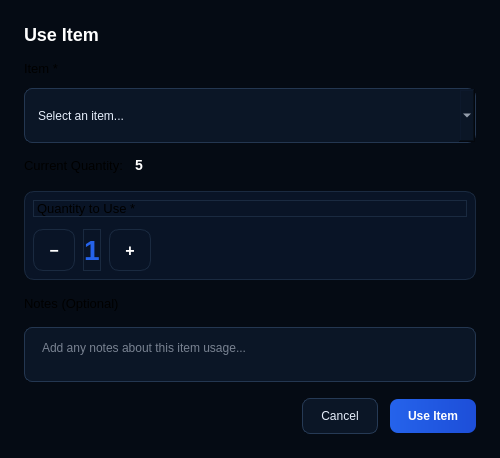
Felipeact/InventoryQtApp, file InventoryQtApp/UseTruckItemDialog.ui: the form before one commit.
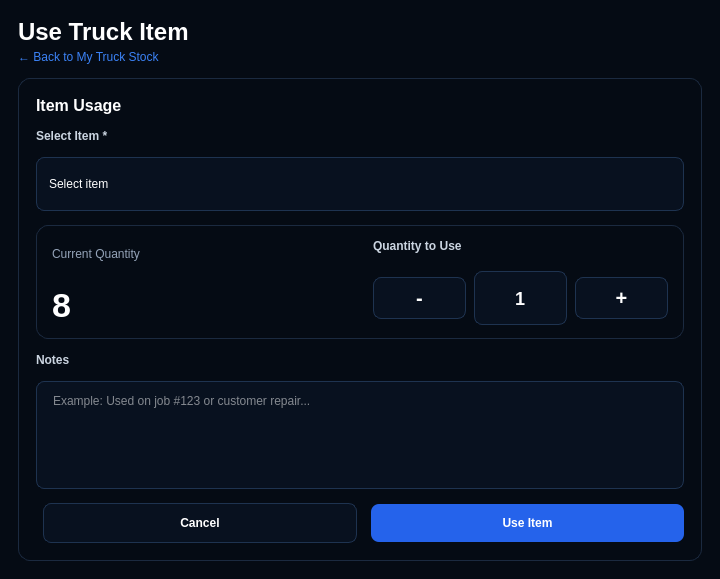
The form after the commit.

The edit to the form file:
```diff
--- a/InventoryQtApp/UseTruckItemDialog.ui
+++ b/InventoryQtApp/UseTruckItemDialog.ui
@@ -6,275 +6,363 @@
             <rect>
                 <x>0</x>
                 <y>0</y>
-                <width>500</width>
-                <height>450</height>
-            </rect>
-        </property>
+				<width>720</width>
+				<height>520</height>
+			</rect>
+		</property>
+
         <property name="windowTitle">
-            <string>Use Item</string>
-        </property>
+			<string>Use Truck Item</string>
+		</property>
+
         <property name="styleSheet">
             <string notr="true">
-QDialog {
-    background-color: #050B14;
-    color: white;
-}
-QLabel#dialogTitle {
-    font-size: 18px;
-    font-weight: 700;
-    color: white;
-}
-QLabel#fieldLabel, QLabel#valueLabel {
-    font-size: 13px;
-    color: #e6eefb;
-}
-QLabel#valueLabel {
-    font-weight: 600;
-    color: white;
-    font-size: 14px;
-}
-QLabel#quantityDisplay {
-    font-size: 28px;
-    font-weight: 700;
-    color: #2563EB;
-    text-align: center;
-}
-QLineEdit, QComboBox, QSpinBox, QPlainTextEdit {
-    background: #0b1626;
-    border: 1px solid #243751;
-    border-radius: 8px;
-    color: #e6eefb;
-    padding: 9px 13px;
-    min-height: 35px;
-}
-QLineEdit:focus, QComboBox:focus, QPlainTextEdit:focus {
-    border: 1px solid #2f80ed;
-    background: #0e1b2f;
-}
-QWidget#quantityCard {
-    background-color: #091426;
-    border: 1px solid #1A2A40;
-    border-radius: 10px;
-    padding: 12px;
-}
-QPushButton#decreaseButton, QPushButton#increaseButton {
-    background-color: #0b1626;
-    border: 1px solid #243751;
-    color: white;
-    border-radius: 6px;
-    font-weight: 700;
-    font-size: 16px;
-    min-width: 40px;
-    min-height: 40px;
-}
-QPushButton#decreaseButton:hover, QPushButton#increaseButton:hover {
-    background-color: #14253d;
-    border-color: #2f80ed;
-}
-QPushButton#useItemButton {
-    background: qlineargradient(x1:0,y1:0,x2:1,y2:0, stop:0 #2563eb, stop:1 #1d4ed8);
-    border: none;
-    color: white;
-    border-radius: 8px;
-    padding: 10px 18px;
-    font-weight: 650;
-}
-QPushButton#useItemButton:hover {
-    background: qlineargradient(x1:0,y1:0,x2:1,y2:0, stop:0 #3b82f6, stop:1 #2563eb);
-}
-QPushButton#cancelButton {
-    background: #0b1626;
-    border: 1px solid #263a55;
-    color: #e6eefb;
-    border-radius: 8px;
-    padding: 10px 18px;
-}
-QPushButton#cancelButton:hover {
-    background: #14253d;
-    border-color: #2f80ed;
-}
-            </string>
-        </property>
+				QDialog#UseTruckItemDialogClass {
+				background-color: #050B14;
+				color: #FFFFFF;
+				font-family: "Segoe UI";
+				}
+
+				QLabel {
+				background: transparent;
+				color: white;
+				}
+
+				QLabel#dialogTitle {
+				font-size: 24px;
+				font-weight: 800;
+				}
+
+				QLabel#backLabel {
+				color: #3B82F6;
+				font-size: 12px;
+				}
+
+				QWidget#formCard,
+				QWidget#quantityCard {
+				background: qlineargradient(
+				x1:0, y1:0,
+				x2:1, y2:1,
+				stop:0 #0B1626,
+				stop:1 #091322
+				);
+				border: 1px solid #1B2A40;
+				border-radius: 12px;
+				}
+
+				QLabel#sectionTitle {
+				font-size: 16px;
+				font-weight: 800;
+				}
+
+				QLabel#fieldLabel,
+				QLabel#itemLabel,
+				QLabel#quantityLabel,
+				QLabel#notesLabel {
+				color: #CBD5E1;
+				font-size: 12px;
+				font-weight: 600;
+				}
+
+				QLabel#currentQtyValue {
+				color: #FFFFFF;
+				font-size: 34px;
+				font-weight: 800;
+				}
+
+				QLabel#currentQtyLabel {
+				color: #94A3B8;
+				font-size: 12px;
+				}
+
+				QComboBox,
+				QSpinBox,
+				QPlainTextEdit {
+				background-color: #08111F;
+				border: 1px solid #1E3350;
+				border-radius: 8px;
+				color: white;
+				padding: 8px 12px;
+				min-height: 36px;
+				font-size: 12px;
+				}
+
+				QComboBox:focus,
+				QSpinBox:focus,
+				QPlainTextEdit:focus {
+				border: 1px solid #2563EB;
+				}
+
+				QComboBox::drop-down {
+				border: none;
+				width: 26px;
+				}
+
+				QPlainTextEdit {
+				min-height: 90px;
+				}
+
+				QSpinBox {
+				font-size: 18px;
+				font-weight: 800;
+				}
+
+				QSpinBox::up-button,
+				QSpinBox::down-button {
+				width: 0px;
+				height: 0px;
+				border: none;
+				}
+
+				QPushButton#minusButton,
+				QPushButton#plusButton {
+				background-color: #08111F;
+				border: 1px solid #1E3350;
+				border-radius: 8px;
+				color: white;
+				min-width: 44px;
+				min-height: 40px;
+				font-size: 20px;
+				font-weight: 800;
+				}
+
+				QPushButton#minusButton:hover,
+				QPushButton#plusButton:hover {
+				border: 1px solid #2563EB;
+				background-color: #111C2D;
+				}
+
+				QPushButton#cancelButton {
+				background-color: #08111F;
+				border: 1px solid #1E3350;
+				border-radius: 8px;
+				color: white;
+				min-height: 38px;
+				min-width: 120px;
+				font-weight: 700;
+				}
+
+				QPushButton#cancelButton:hover {
+				background-color: #111C2D;
+				}
+
+				QPushButton#useButton {
+				background-color: #2563EB;
+				border: none;
+				border-radius: 8px;
+				color: white;
+				min-height: 38px;
+				min-width: 130px;
+				font-weight: 800;
+				}
+
+				QPushButton#useButton:hover {
+				background-color: #1D4ED8;
+				}
+			</string>
+		</property>
+
         <layout class="QVBoxLayout" name="rootLayout">
             <property name="leftMargin">
-                <number>24</number>
+				<number>18</number>
             </property>
             <property name="topMargin">
-                <number>24</number>
+				<number>18</number>
             </property>
             <property name="rightMargin">
-                <number>24</number>
+				<number>18</number>
             </property>
             <property name="bottomMargin">
-                <number>24</number>
+				<number>18</number>
             </property>
             <property name="spacing">
-                <number>16</number>
+				<number>14</number>
             </property>
 
-            <!-- Title -->
+			<item>
+				<layout class="QVBoxLayout" name="titleLayout">
+					<property name="spacing">
+						<number>4</number>
+					</property>
+
             <item>
                 <widget class="QLabel" name="dialogTitle">
                     <property name="text">
-                        <string>Use Item</string>
+								<string>Use Truck Item</string>
                     </property>
                 </widget>
             </item>
 
-            <!-- Item Information -->
             <item>
-                <layout class="QVBoxLayout" name="itemInfoLayout">
+						<widget class="QLabel" name="backLabel">
+							<property name="text">
+								<string>← Back to My Truck Stock</string>
+							</property>
+						</widget>
+					</item>
+				</layout>
+			</item>
+
+			<item>
+				<widget class="QWidget" name="formCard" native="true">
+					<layout class="QVBoxLayout" name="formCardLayout">
+						<property name="leftMargin">
+							<number>18</number>
+						</property>
+						<property name="topMargin">
+							<number>18</number>
+						</property>
+						<property name="rightMargin">
+							<number>18</number>
+						</property>
+						<property name="bottomMargin">
+							<number>18</number>
+						</property>
                     <property name="spacing">
-                        <number>12</number>
+							<number>14</number>
                     </property>
 
-                    <!-- Item -->
+						<item>
+							<widget class="QLabel" name="sectionTitle">
+								<property name="text">
+									<string>Item Usage</string>
+								</property>
+							</widget>
+						</item>
+
                     <item>
                         <widget class="QLabel" name="itemLabel">
                             <property name="text">
-                                <string>Item *</string>
-                            </property>
-                            <property name="styleSheet">
-                                <string notr="true">font-size: 13px;</string>
-                            </property>
-                        </widget>
-                    </item>
+									<string>Select Item *</string>
+								</property>
+							</widget>
+						</item>
+
                     <item>
-                        <widget class="QComboBox" name="itemCombo">
+							<widget class="QComboBox" name="itemComboBox">
                             <item>
                                 <property name="text">
-                                    <string>Select an item...</string>
+										<string>Select item</string>
                                 </property>
                             </item>
                             <item>
                                 <property name="text">
-                                    <string>Wrench Set</string>
+										<string>Capacitor 45/5 μF</string>
                                 </property>
                             </item>
                             <item>
                                 <property name="text">
-                                    <string>Drill Bits</string>
+										<string>Contactor 24V</string>
                                 </property>
                             </item>
                             <item>
                                 <property name="text">
-                                    <string>Safety Gloves</string>
+										<string>Fuse 30A</string>
                                 </property>
                             </item>
                             <item>
                                 <property name="text">
-                                    <string>Hammer</string>
+										<string>Thermostat</string>
                                 </property>
                             </item>
                         </widget>
                     </item>
 
-                    <!-- Current Quantity Label -->
                     <item>
-                        <layout class="QHBoxLayout" name="currentQtyLayout">
+							<widget class="QWidget" name="quantityCard" native="true">
+								<layout class="QHBoxLayout" name="quantityCardLayout">
+									<property name="leftMargin">
+										<number>16</number>
+									</property>
+									<property name="topMargin">
+										<number>14</number>
+									</property>
+									<property name="rightMargin">
+										<number>16</number>
+									</property>
+									<property name="bottomMargin">
+										<number>14</number>
+									</property>
+									<property name="spacing">
+										<number>18</number>
+									</property>
+
+									<item>
+										<layout class="QVBoxLayout" name="currentQtyLayout">
                             <item>
                                 <widget class="QLabel" name="currentQtyLabel">
                                     <property name="text">
-                                        <string>Current Quantity:</string>
-                                    </property>
-                                    <property name="styleSheet">
-                                        <string notr="true">font-size: 13px;</string>
+														<string>Current Quantity</string>
                                     </property>
                                 </widget>
                             </item>
                             <item>
                                 <widget class="QLabel" name="currentQtyValue">
                                     <property name="text">
-                                        <string>5</string>
-                                    </property>
-                                    <property name="styleSheet">
-                                        <string notr="true">font-size: 14px; font-weight: 600; color: white;</string>
+														<string>8</string>
                                     </property>
                                 </widget>
                             </item>
+										</layout>
+									</item>
+
                             <item>
-                                <spacer name="currentQtySpacer">
+										<spacer name="quantitySpacer">
                                     <property name="orientation">
                                         <enum>Qt::Horizontal</enum>
                                     </property>
-                                    <property name="sizeHint" stdset="0">
-                                        <size>
-                                            <width>40</width>
-                                            <height>20</height>
-                                        </size>
-                                    </property>
-                                </spacer>
-                            </item>
-                        </layout>
-                    </item>
-                </layout>
-            </item>
+										</spacer>
+									</item>
 
-            <!-- Quantity Selector Card -->
             <item>
-                <widget class="QWidget" name="quantityCard">
-                    <property name="styleSheet">
-                        <string notr="true">background-color: #091426; border: 1px solid #1A2A40; border-radius: 10px;</string>
-                    </property>
-                    <layout class="QVBoxLayout" name="quantityCardLayout">
-                        <property name="spacing">
-                            <number>12</number>
-                        </property>
-
-                        <!-- Quantity Label -->
+										<layout class="QVBoxLayout" name="useQtyWrapperLayout">
                         <item>
                             <widget class="QLabel" name="quantityLabel">
                                 <property name="text">
-                                    <string>Quantity to Use *</string>
-                                </property>
-                                <property name="styleSheet">
-                                    <string notr="true">font-size: 13px;</string>
+														<string>Quantity to Use</string>
                                 </property>
                             </widget>
                         </item>
 
-                        <!-- Quantity Selector -->
                         <item>
-                            <layout class="QHBoxLayout" name="quantitySelectorLayout">
+												<layout class="QHBoxLayout" name="quantityControlLayout">
                                 <property name="spacing">
                                     <number>8</number>
                                 </property>
+
                                 <item>
-                                    <widget class="QPushButton" name="decreaseButton">
+														<widget class="QPushButton" name="minusButton">
                                         <property name="text">
-                                            <string>−</string>
+																<string>-</string>
                                         </property>
                                     </widget>
                                 </item>
+
                                 <item>
-                                    <widget class="QLabel" name="quantityDisplay">
-                                        <property name="text">
-                                            <string>1</string>
+														<widget class="QSpinBox" name="quantityInput">
+															<property name="minimum">
+																<number>1</number>
+															</property>
+															<property name="maximum">
+																<number>999999</number>
+															</property>
+															<property name="value">
+																<number>1</number>
                                         </property>
                                         <property name="alignment">
                                             <set>Qt::AlignCenter</set>
                                         </property>
                                     </widget>
                                 </item>
+
                                 <item>
-                                    <widget class="QPushButton" name="increaseButton">
+														<widget class="QPushButton" name="plusButton">
                                         <property name="text">
                                             <string>+</string>
                                         </property>
                                     </widget>
                                 </item>
-                                <item>
-                                    <spacer name="quantitySpacer">
-                                        <property name="orientation">
-                                            <enum>Qt::Horizontal</enum>
-                                        </property>
-                                        <property name="sizeHint" stdset="0">
-                                            <size>
-                                                <width>40</width>
-                                                <height>20</height>
-                                            </size>
-                                        </property>
-                                    </spacer>
+												</layout>
                                 </item>
                             </layout>
                         </item>
@@ -282,83 +370,55 @@
                 </widget>
             </item>
 
-            <!-- Notes -->
             <item>
                 <widget class="QLabel" name="notesLabel">
                     <property name="text">
-                        <string>Notes (Optional)</string>
-                    </property>
-                    <property name="styleSheet">
-                        <string notr="true">font-size: 13px;</string>
+									<string>Notes</string>
                     </property>
                 </widget>
             </item>
+
             <item>
                 <widget class="QPlainTextEdit" name="notesInput">
                     <property name="placeholderText">
-                        <string>Add any notes about this item usage...</string>
-                    </property>
-                    <property name="minimumHeight">
-                        <number>60</number>
+									<string>Example: Used on job #123 or customer repair...</string>
                     </property>
                 </widget>
             </item>
 
-            <item>
-                <spacer name="verticalSpacer">
-                    <property name="orientation">
-                        <enum>Qt::Vertical</enum>
-                    </property>
-                    <property name="sizeHint" stdset="0">
-                        <size>
-                            <width>20</width>
-                            <height>20</height>
-                        </size>
-                    </property>
-                </spacer>
-            </item>
-
-            <!-- Buttons -->
             <item>
                 <layout class="QHBoxLayout" name="buttonLayout">
-                    <property name="spacing">
-                        <number>12</number>
-                    </property>
                     <item>
                         <spacer name="buttonSpacer">
                             <property name="orientation">
                                 <enum>Qt::Horizontal</enum>
                             </property>
-                            <property name="sizeHint" stdset="0">
-                                <size>
-                                    <width>40</width>
-                                    <height>20</height>
-                                </size>
-                            </property>
-                        </spacer>
-                    </item>
+									</spacer>
+								</item>
+
                     <item>
                         <widget class="QPushButton" name="cancelButton">
                             <property name="text">
                                 <string>Cancel</string>
                             </property>
-                            <property name="minimumWidth">
-                                <number>100</number>
-                            </property>
-                        </widget>
-                    </item>
+									</widget>
+								</item>
+
                     <item>
-                        <widget class="QPushButton" name="useItemButton">
+									<widget class="QPushButton" name="useButton">
                             <property name="text">
                                 <string>Use Item</string>
                             </property>
-                            <property name="minimumWidth">
-                                <number>100</number>
-                            </property>
                         </widget>
                     </item>
                 </layout>
             </item>
         </layout>
     </widget>
+			</item>
+		</layout>
+	</widget>
+
+	<resources/>
+	<connections/>
 </ui>
```
Left out of the diff: 1 changed line with no effect on the pictures. Lines whose indentation alone changed are shown as unchanged.
